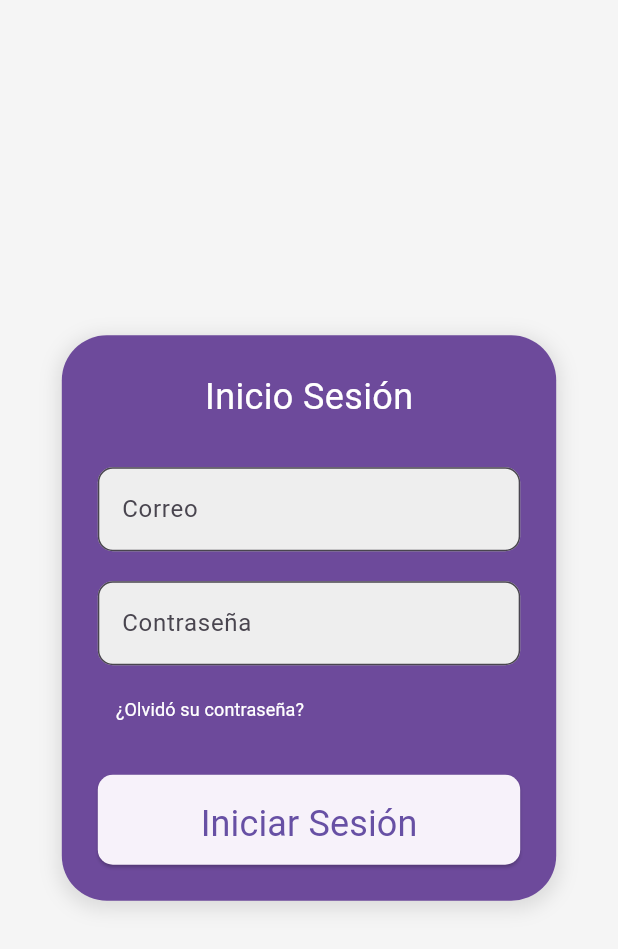
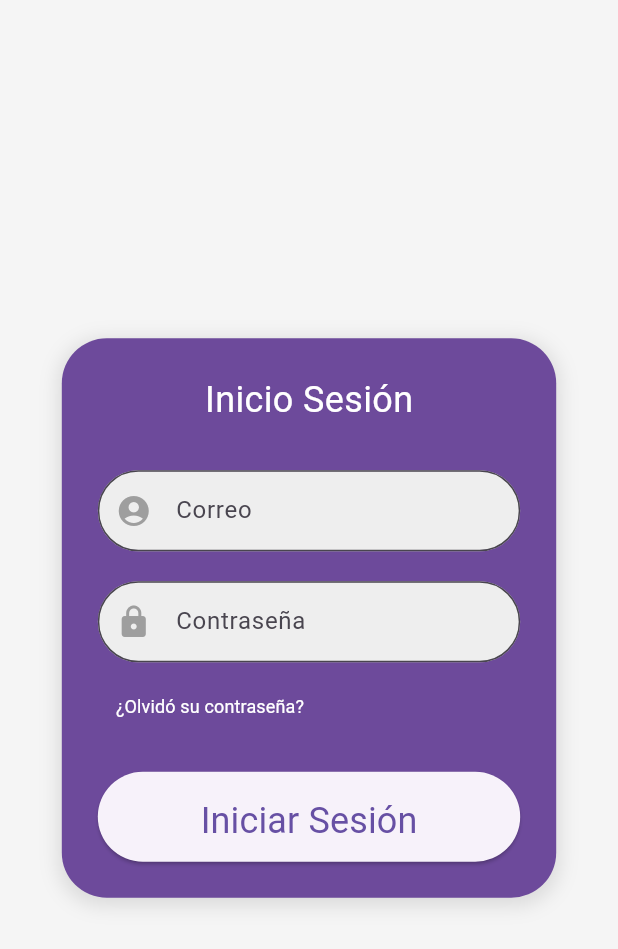
Before and after one commit to Bxnj1ta/Residencias, a Flutter app: the screen it shows after launch, on a phone screen of 412 x 824 dp. Shown: the top 949 px of the screen. Run offline on Flutter 3.47's test engine with Material 3 defaults, Android fonts, the phone set to English and light mode, and no system bars.

Commit message:
inicio sesion listo creo

```diff
--- a/lib/screens/home_screen.dart
+++ b/lib/screens/home_screen.dart
@@ -8,7 +8,7 @@ class InicioScreen extends StatelessWidget {
     final localTheme = ThemeData(
       inputDecorationTheme: InputDecorationTheme(
         border: OutlineInputBorder(
-          borderRadius: BorderRadius.circular(10),
+          borderRadius: BorderRadius.circular(30),
         ),
         filled: true,
         fillColor: Colors.grey[200],
@@ -51,6 +51,10 @@ class InicioScreen extends StatelessWidget {
                   TextField(
                     decoration: const InputDecoration(
                       hintText: 'Correo',
+                      prefixIcon:
+                          Icon(Icons.account_circle, color: Colors.grey),
+                      contentPadding:
+                          EdgeInsets.symmetric(vertical: 15, horizontal: 15),
                     ),
                     keyboardType: TextInputType.emailAddress,
                   ),
@@ -59,6 +63,9 @@ class InicioScreen extends StatelessWidget {
                     obscureText: true,
                     decoration: const InputDecoration(
                       hintText: 'Contraseña',
+                      prefixIcon: Icon(Icons.lock, color: Colors.grey),
+                      contentPadding:
+                          EdgeInsets.symmetric(vertical: 15, horizontal: 15),
                     ),
                   ),
                   const SizedBox(height: 5),
@@ -88,7 +95,7 @@ class InicioScreen extends StatelessWidget {
                       style: ElevatedButton.styleFrom(
                         padding: const EdgeInsets.symmetric(vertical: 16),
                         shape: RoundedRectangleBorder(
-                          borderRadius: BorderRadius.circular(10),
+                          borderRadius: BorderRadius.circular(30),
                         ),
                       ),
                       child: const Text(
```
